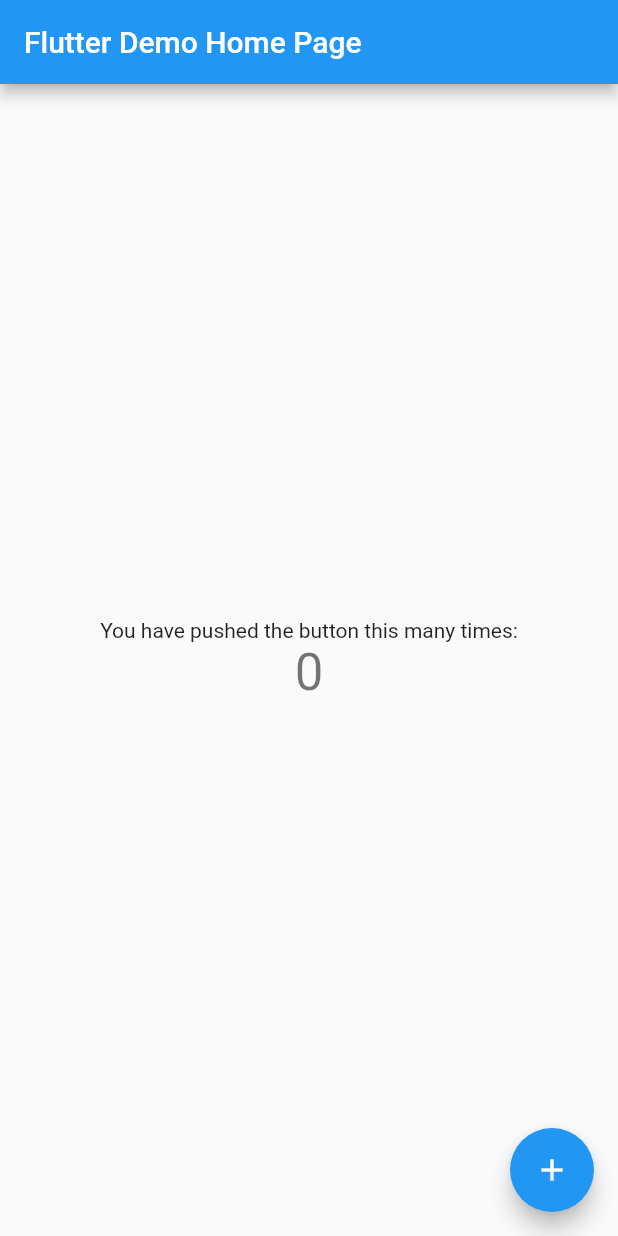
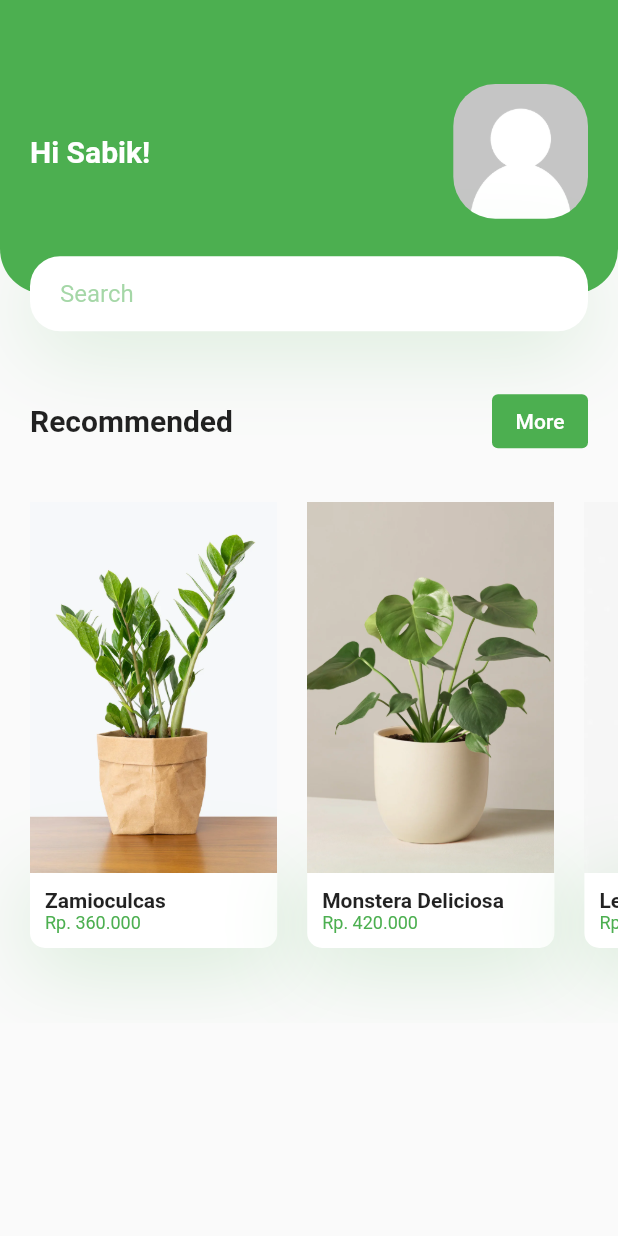
Before and after one commit to adrisabik/fluter_agrimarket, a Flutter app: the screen it shows after launch, on a phone screen of 412 x 824 dp. Run offline on Flutter 3.47's test engine with Material 2 defaults, Android fonts, the phone set to English and light mode, and no system bars.

Commit message:
update main screen

```diff
--- a/lib/main.dart
+++ b/lib/main.dart
@@ -1,4 +1,5 @@
 import 'package:flutter/material.dart';
+import 'package:fluter_agrimarket/main_screen.dart';
 
 void main() {
   runApp(const MyApp());
@@ -13,103 +14,9 @@
     return MaterialApp(
       title: 'Flutter Demo',
       theme: ThemeData(
-        // This is the theme of your application.
-        //
-        // Try running your application with "flutter run". You'll see the
-        // application has a blue toolbar. Then, without quitting the app, try
-        // changing the primarySwatch below to Colors.green and then invoke
-        // "hot reload" (press "r" in the console where you ran "flutter run",
-        // or simply save your changes to "hot reload" in a Flutter IDE).
-        // Notice that the counter didn't reset back to zero; the application
-        // is not restarted.
-        primarySwatch: Colors.blue,
+        primarySwatch: Colors.green,
       ),
-      home: const MyHomePage(title: 'Flutter Demo Home Page'),
+      home: const MainScreen(),
     );
   }
 }
-
-class MyHomePage extends StatefulWidget {
-  const MyHomePage({super.key, required this.title});
-
-  // This widget is the home page of your application. It is stateful, meaning
-  // that it has a State object (defined below) that contains fields that affect
-  // how it looks.
-
-  // This class is the configuration for the state. It holds the values (in this
-  // case the title) provided by the parent (in this case the App widget) and
-  // used by the build method of the State. Fields in a Widget subclass are
-  // always marked "final".
-
-  final String title;
-
-  @override
-  State<MyHomePage> createState() => _MyHomePageState();
-}
-
-class _MyHomePageState extends State<MyHomePage> {
-  int _counter = 0;
-
-  void _incrementCounter() {
-    setState(() {
-      // This call to setState tells the Flutter framework that something has
-      // changed in this State, which causes it to rerun the build method below
-      // so that the display can reflect the updated values. If we changed
-      // _counter without calling setState(), then the build method would not be
-      // called again, and so nothing would appear to happen.
-      _counter++;
-    });
-  }
-
-  @override
-  Widget build(BuildContext context) {
-    // This method is rerun every time setState is called, for instance as done
-    // by the _incrementCounter method above.
-    //
-    // The Flutter framework has been optimized to make rerunning build methods
-    // fast, so that you can just rebuild anything that needs updating rather
-    // than having to individually change instances of widgets.
-    return Scaffold(
-      appBar: AppBar(
-        // Here we take the value from the MyHomePage object that was created by
-        // the App.build method, and use it to set our appbar title.
-        title: Text(widget.title),
-      ),
-      body: Center(
-        // Center is a layout widget. It takes a single child and positions it
-        // in the middle of the parent.
-        child: Column(
-          // Column is also a layout widget. It takes a list of children and
-          // arranges them vertically. By default, it sizes itself to fit its
-          // children horizontally, and tries to be as tall as its parent.
-          //
-          // Invoke "debug painting" (press "p" in the console, choose the
-          // "Toggle Debug Paint" action from the Flutter Inspector in Android
-          // Studio, or the "Toggle Debug Paint" command in Visual Studio Code)
-          // to see the wireframe for each widget.
-          //
-          // Column has various properties to control how it sizes itself and
-          // how it positions its children. Here we use mainAxisAlignment to
-          // center the children vertically; the main axis here is the vertical
-          // axis because Columns are vertical (the cross axis would be
-          // horizontal).
-          mainAxisAlignment: MainAxisAlignment.center,
-          children: <Widget>[
-            const Text(
-              'You have pushed the button this many times:',
-            ),
-            Text(
-              '$_counter',
-              style: Theme.of(context).textTheme.headlineMedium,
-            ),
-          ],
-        ),
-      ),
-      floatingActionButton: FloatingActionButton(
-        onPressed: _incrementCounter,
-        tooltip: 'Increment',
-        child: const Icon(Icons.add),
-      ), // This trailing comma makes auto-formatting nicer for build methods.
-    );
-  }
-}
--- /dev/null
+++ b/lib/main_screen.dart
@@ -0,0 +1,225 @@
+import 'package:flutter/material.dart';
+import 'package:fluter_agrimarket/model/product.dart';
+
+class MainScreen extends StatelessWidget {
+  const MainScreen({Key? key}) : super(key: key);
+
+  @override
+  Widget build(BuildContext context) {
+    return Scaffold(
+      appBar: AppBar(
+        elevation: 0,
+        // title: const Text('Main Screen'),
+      ),
+      body: LayoutBuilder(
+        builder: (context, constraints) {
+          // if (constraints.maxWidth > 600) {
+          //   return const DesktopMainScreen();
+          // }
+          return const BodyMobile();
+        },
+      ),
+    );
+  }
+}
+
+class BodyMobile extends StatelessWidget {
+  const BodyMobile({Key? key}) : super(key: key);
+
+  @override
+  Widget build(BuildContext context) {
+    // get the size of the screen
+    Size size = MediaQuery.of(context).size;
+    const double defaultSpacing = 20;
+
+    return SingleChildScrollView(
+      child: Column(
+        crossAxisAlignment: CrossAxisAlignment.start,
+        children: [
+          Container(
+            height: size.height * 0.2,
+            child: Stack(
+              children: [
+                Container(
+                  padding: const EdgeInsets.only(
+                    left: defaultSpacing,
+                    right: defaultSpacing,
+                    bottom: 30 + defaultSpacing,
+                  ),
+                  height: size.height * 0.2 - 25,
+                  decoration: const BoxDecoration(
+                    color: Colors.green,
+                    borderRadius: BorderRadius.only(
+                      bottomLeft: Radius.circular(30),
+                      bottomRight: Radius.circular(30),
+                    ),
+                  ),
+                  child: Row(
+                    children: <Widget>[
+                      const Text(
+                        'Hi Sabik!',
+                        style: TextStyle(
+                          color: Colors.white,
+                          fontWeight: FontWeight.bold,
+                          fontSize: 20,
+                        ),
+                      ),
+                      const Spacer(),
+                      // Image.asset("assets/images/user.png"),
+                      ClipRRect(
+                        borderRadius: BorderRadius.circular(28),
+                        child: Image.asset("assets/images/user.png"),
+                      )
+                    ],
+                  ),
+                ),
+                Positioned(
+                  bottom: 0,
+                  left: 0,
+                  right: 0,
+                  child: Container(
+                    alignment: Alignment.center,
+                    margin: const EdgeInsets.symmetric(horizontal: defaultSpacing),
+                    padding: const EdgeInsets.symmetric(horizontal: defaultSpacing),
+                    height: 50,
+                    decoration: BoxDecoration(
+                      color: Colors.white,
+                      borderRadius: BorderRadius.circular(20),
+                      boxShadow: [
+                        BoxShadow(
+                          offset: Offset(0, 10),
+                          blurRadius: 50,
+                          color: Colors.green.withOpacity(0.20),
+                        ),
+                      ],
+                    ),
+                    child: Row(
+                      children: <Widget>[
+                        Expanded(
+                          child: TextField(
+                            onChanged: (value) {},
+                            decoration: InputDecoration(
+                              hintText: "Search",
+                              hintStyle: TextStyle(
+                                color: Colors.green.withOpacity(0.5),
+                              ),
+                              enabledBorder: InputBorder.none,
+                              focusedBorder: InputBorder.none,
+                            ),
+                          ),
+                        ),
+                      ],
+                    ),
+                  ),
+                ),
+              ]
+            )
+          ),
+          const SizedBox(height: 36),
+          Padding(
+            padding: EdgeInsets.symmetric(horizontal: defaultSpacing),
+            child: Row(
+              children: <Widget>[
+                const Text(
+                  "Recommended",
+                  style: TextStyle(
+                    fontSize: 20,
+                    fontWeight: FontWeight.bold
+                  ),
+                ),
+                const Spacer(),
+                TextButton(
+                  onPressed: () {},
+                  style: TextButton.styleFrom(
+                    backgroundColor: Colors.green,
+                  ),
+                  child: const Text(
+                    "More",
+                    style: TextStyle(color: Colors.white),
+                  ),
+                )
+              ],
+            ),
+          ),
+          const SizedBox(height: defaultSpacing),
+          SingleChildScrollView(
+            scrollDirection: Axis.horizontal,
+            child: Row(
+              children: productList.map((product) {
+                return InkWell(
+                  onTap: () {
+
+                  },
+                  child: Container(
+                    margin: const EdgeInsets.only(
+                      left: defaultSpacing,
+                      top: defaultSpacing / 2,
+                      bottom: defaultSpacing * 2.5,
+                    ),
+                    width: size.width * 0.4,
+                    child: Column(
+                      crossAxisAlignment: CrossAxisAlignment.stretch,
+                      children: <Widget>[
+                        Container(
+                          child: Image.asset(product.image, fit: BoxFit.cover),
+                          height: size.height * 0.3,
+                          decoration: const BoxDecoration(
+                            borderRadius: BorderRadius.only(
+                              topLeft: Radius.circular(10),
+                              topRight: Radius.circular(10),
+                            ),
+                          ),
+                        ),
+                        Container(
+                          padding: const EdgeInsets.all(defaultSpacing / 2),
+                          decoration: BoxDecoration(
+                            color: Colors.white,
+                            borderRadius: const BorderRadius.only(
+                              bottomLeft: Radius.circular(10),
+                              bottomRight: Radius.circular(10),
+                            ),
+                            boxShadow: [
+                              BoxShadow(
+                                offset: Offset(0, 10),
+                                blurRadius: 50,
+                                color: Colors.green.withOpacity(0.23),
+                              ),
+                            ],
+                          ),
+                          child: Row(
+                            children: <Widget>[
+                              Column(
+                                crossAxisAlignment: CrossAxisAlignment.start,
+                                children: [
+                                  Text(
+                                    product.name,
+                                    style: const TextStyle(
+                                      fontSize: 14,
+                                      fontWeight: FontWeight.bold,
+                                    ),
+                                  ),
+                                  Text(
+                                    product.price,
+                                    style: const TextStyle(
+                                      fontSize: 12,
+                                      color: Colors.green,
+                                    ),
+                                  ),
+                                ]
+                              )
+
+                            ],
+                          ),
+                        ),
+                      ],
+                    ),
+                  )
+                );
+              }).toList(),
+            ),
+          ),
+        ],
+      )
+    );
+  }
+}
--- /dev/null
+++ b/lib/model/product.dart
@@ -0,0 +1,50 @@
+class Product {
+  String name;
+  String price;
+  String sold;
+  String image;
+  String description;
+
+  Product({
+    required this.name,
+    required this.price,
+    required this.sold,
+    required this.image,
+    required this.description,
+  });
+}
+
+var productList = [
+  Product(
+    name: 'Zamioculcas',
+    price: 'Rp. 360.000',
+    sold: '12',
+    image: 'assets/images/product1.png',
+    description:
+      'Zamioculcas zamiifolia, aka ZZ plant, is a tropical perennial native to Eastern Africa that has become popular worldwide in recent years due to its tolerance of a range of conditions. The ZZ grows smooth, naturally shiny, individual leaflets that start out a bright lime in their youth and darken to emerald green in their maturity.',
+  ),
+  Product(
+    name: 'Monstera Deliciosa',
+    price: 'Rp. 420.000',
+    sold: '36',
+    image: 'assets/images/product2.png',
+    description:
+      'Nicknamed the swiss cheese plant, the Monstera deliciosa is famous for its quirky natural leaf holes. These holes are theorized to maximize sun fleck capture on the forest floor. Depending on the season and maturity of the plant, your Monstera could arrive with no holes just yet, and be sized to grow alongside you.',
+  ),
+  Product(
+    name: 'Leather Work Gloves',
+    price: 'Rp. 100.000',
+    sold: '7',
+    image: 'assets/images/product3.png',
+    description:
+      'Gloves, committed to providing each customer a happy shopping experience, with the highest value in the gloves industry. This letter work gloves widely used in Yard Work, Gardening, Farm, Warehouse, Construction, Motorcycle,etc. Soft leather and flexible fingers make you feel more comfortable and make your work more enjoyable.',
+  ),
+  Product(
+    name: 'Sunflower Seeds',
+    price: 'Rp. 24.000',
+    sold: '21',
+    image: 'assets/images/product4.jpg',
+    description:
+      'These are large size sunflower seeds for big birds ,Sunflower Seeds Are An Excellent Daily Dose Of Vitamin E, Vitamin B1, Vitamin B6, Selenium, Folate Copper, Etc. Essential For Your Birds To Stay Healthy & Fit .High In Energy And Nutritious Bird Food. With A Wide Variety Of Wild Birds That Love Them. Attracts A Great Variety Of Birds , and also improves the life span of birds.',
+  ),
+];
--- a/pubspec.yaml
+++ b/pubspec.yaml
@@ -59,9 +59,8 @@
   uses-material-design: true
 
   # To add assets to your application, add an assets section, like this:
-  # assets:
-  #   - images/a_dot_burr.jpeg
-  #   - images/a_dot_ham.jpeg
+  assets:
+    - assets/images/
 
   # An image asset can refer to one or more resolution-specific "variants", see
   # https://flutter.dev/assets-and-images/#resolution-aware
```
Also changed, not shown: assets/images/product1.png (added), assets/images/product2.png (added), assets/images/product3.png (added), assets/images/product4.jpg (added), assets/images/user.png (added).
